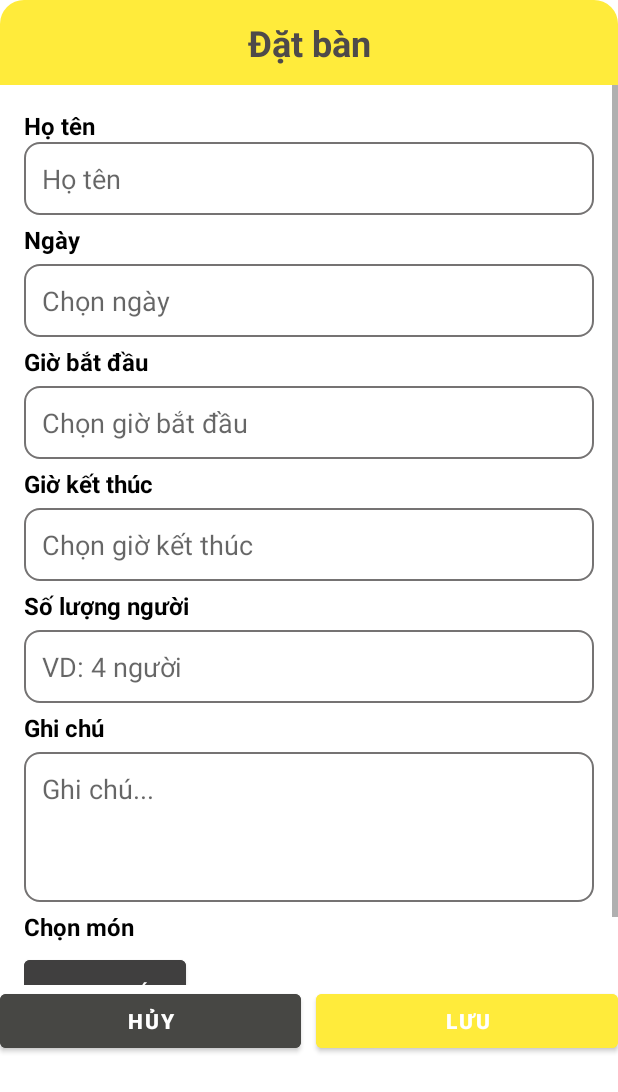
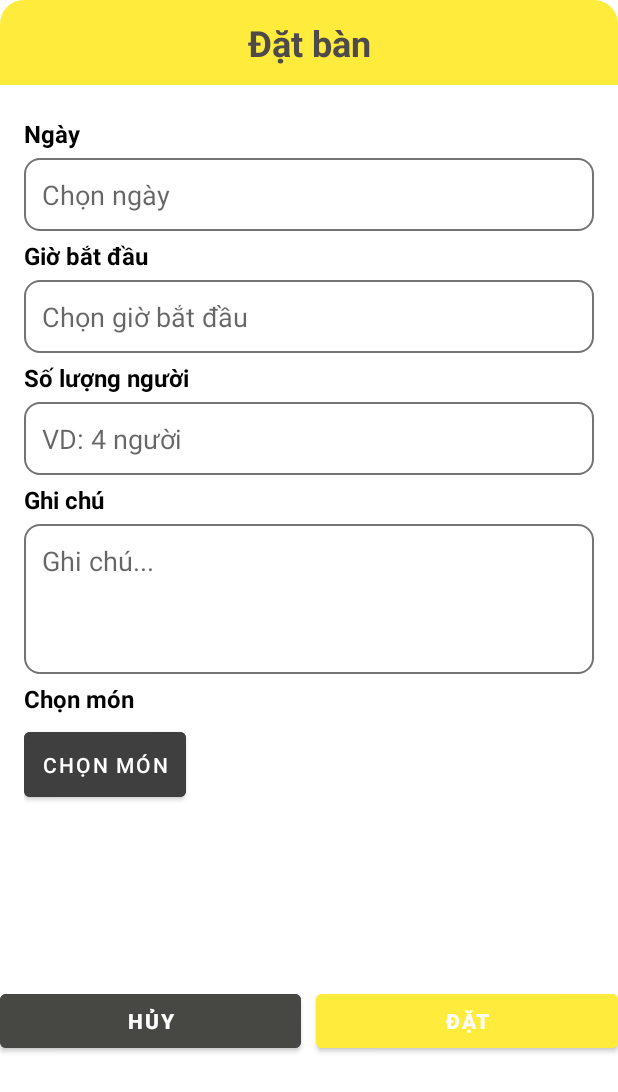
Before and after one commit to hiutinn/FA22_PRO1121_CP17305_Nhom4_GoiDi_Client, an Android app: the OrderActivity screen opened directly, with no data from a screen before it, on a phone screen of 412 x 824 dp. Shown: the top 1092 px of the screen. Run offline under Robolectric (Android 15) with nearby library versions, the phone set to English and light mode, and no system bars.

```diff
--- a/app/src/main/java/hieuntph22081/fpoly/goidiclient/MainActivity.java
+++ b/app/src/main/java/hieuntph22081/fpoly/goidiclient/MainActivity.java
@@ -7,6 +7,7 @@ import androidx.viewpager2.widget.ViewPager2;
 import android.os.Bundle;
 import android.view.MenuItem;
 import android.view.View;
+import android.widget.Toast;
 
 import com.google.android.material.bottomnavigation.BottomNavigationView;
 import com.google.android.material.navigation.NavigationBarView;
@@ -27,8 +28,7 @@ public class MainActivity extends AppCompatActivity implements NavigationBarView
         int uiOptions = View.SYSTEM_UI_FLAG_FULLSCREEN;
         decorView.setSystemUiVisibility(uiOptions);
 
-        userId = getIntent().getExtras().getString("userId");
-
+        userId = getIntent().getBundleExtra("bundle").getString("userId");
         bottomNav = findViewById(R.id.bottomNav);
         viewPager2 = findViewById(R.id.viewPage2);
         adapter = new MainViewPager2Adapter(MainActivity.this);
--- a/app/src/main/java/hieuntph22081/fpoly/goidiclient/adapter/FeedbackAdapter.java
+++ b/app/src/main/java/hieuntph22081/fpoly/goidiclient/adapter/FeedbackAdapter.java
@@ -17,6 +17,12 @@ import hieuntph22081.fpoly.goidiclient.model.FeedBack;
 public class FeedbackAdapter extends RecyclerView.Adapter<FeedbackAdapter.FeedbackViewHolder>{
     Context context;
     List<FeedBack> feedBacks;
+
+    public FeedbackAdapter(Context context, List<FeedBack> feedBacks) {
+        this.context = context;
+        this.feedBacks = feedBacks;
+    }
+
     @NonNull
     @Override
     public FeedbackViewHolder onCreateViewHolder(@NonNull ViewGroup parent, int viewType) {
--- a/app/src/main/res/layout/activity_order.xml
+++ b/app/src/main/res/layout/activity_order.xml
@@ -29,20 +29,6 @@
             <TextView
                 android:layout_width="wrap_content"
                 android:layout_height="wrap_content"
-                android:text="Họ tên"
-                android:textColor="@color/black"
-                android:textSize="16sp"
-                android:textStyle="bold"/>
-            <EditText
-                android:layout_width="match_parent"
-                android:layout_height="wrap_content"
-                android:hint="Họ tên"
-                android:padding="12dp"
-                android:background="@drawable/bg_white_corner_10_border_gray"/>
-
-            <TextView
-                android:layout_width="wrap_content"
-                android:layout_height="wrap_content"
                 android:textColor="@color/black"
                 android:textSize="16sp"
                 android:text="Ngày "
@@ -50,6 +36,7 @@
                 android:layout_marginBottom="5dp"
                 android:layout_marginTop="5dp"/>
             <EditText
+                android:id="@+id/edtDate"
                 android:layout_width="match_parent"
                 android:layout_height="wrap_content"
                 android:hint="Chọn ngày"
@@ -66,26 +53,13 @@
                 android:layout_marginBottom="5dp"
                 android:layout_marginTop="5dp"/>
             <EditText
+                android:id="@+id/edtStartTime"
                 android:layout_width="match_parent"
                 android:layout_height="wrap_content"
                 android:hint="Chọn giờ bắt đầu"
                 android:padding="12dp"
                 android:background="@drawable/bg_white_corner_10_border_gray"/>
-            <TextView
-                android:layout_width="wrap_content"
-                android:layout_height="wrap_content"
-                android:textColor="@color/black"
-                android:textSize="16sp"
-                android:text="Giờ kết thúc "
-                android:textStyle="bold"
-                android:layout_marginBottom="5dp"
-                android:layout_marginTop="5dp"/>
-            <EditText
-                android:layout_width="match_parent"
-                android:layout_height="wrap_content"
-                android:hint="Chọn giờ kết thúc"
-                android:padding="12dp"
-                android:background="@drawable/bg_white_corner_10_border_gray"/>
+
             <TextView
                 android:layout_width="wrap_content"
                 android:layout_height="wrap_content"
@@ -96,6 +70,7 @@
                 android:layout_marginBottom="5dp"
                 android:layout_marginTop="5dp"/>
             <EditText
+                android:id="@+id/edtNoP"
                 android:layout_width="match_parent"
                 android:layout_height="wrap_content"
                 android:hint="VD: 4 người"
@@ -111,6 +86,7 @@
                 android:layout_marginBottom="5dp"
                 android:layout_marginTop="5dp"/>
             <EditText
+                android:id="@+id/edtNote"
                 android:layout_width="match_parent"
                 android:layout_height="100dp"
                 android:ems="10"
@@ -128,7 +104,9 @@
                 android:textStyle="bold"
                 android:layout_marginBottom="5dp"
                 android:layout_marginTop="5dp"/>
+
             <androidx.recyclerview.widget.RecyclerView
+                android:id="@+id/recyclerViewOrderDish"
                 android:layout_width="match_parent"
                 android:layout_height="wrap_content" />
             <Button
@@ -157,13 +135,13 @@
             android:textStyle="bold"
             android:textColor="@color/white"/>
         <Button
-            android:id="@+id/btnSave"
+            android:id="@+id/btnOrder"
             android:layout_width="0dp"
             android:layout_height="wrap_content"
             android:layout_weight="1"
             android:backgroundTint="@color/yellow"
             android:textSize="14sp"
-            android:text="Lưu"
+            android:text="Đặt"
             android:textStyle="bold"
             android:textColor="@color/white"/>
     </LinearLayout>
```
Also changed, not shown: app/src/main/java/hieuntph22081/fpoly/goidiclient/fragment/FeedbackFragment.java (+110 -1 lines), app/src/main/java/hieuntph22081/fpoly/goidiclient/model/Order.java (+12 -5 lines).
